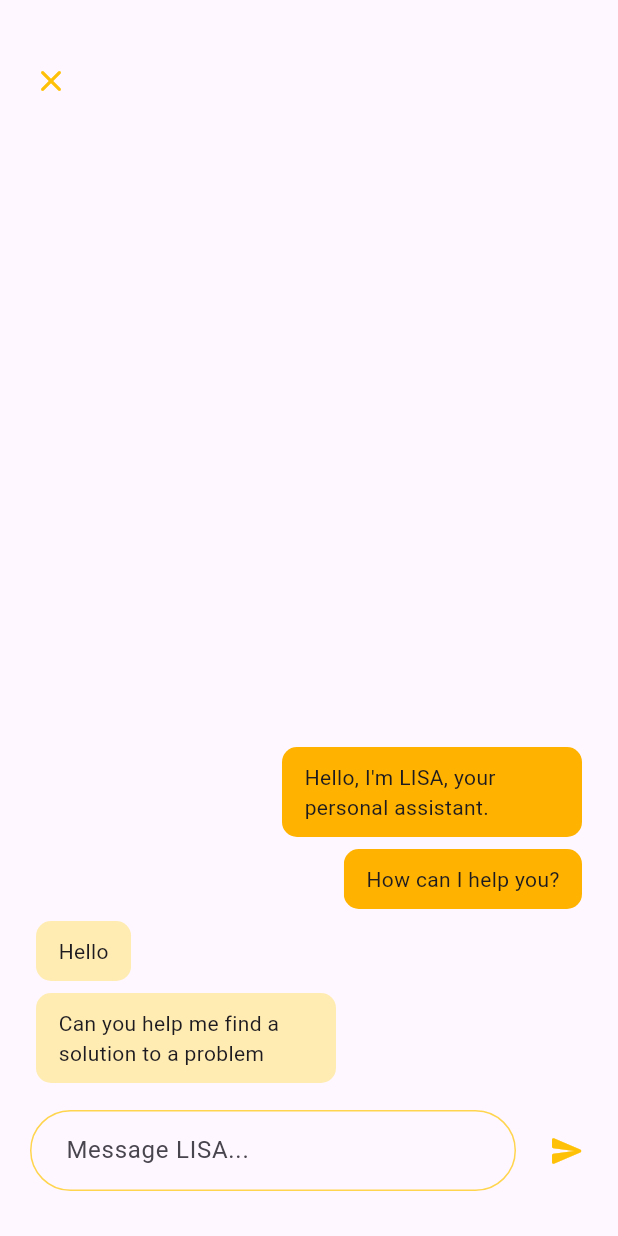
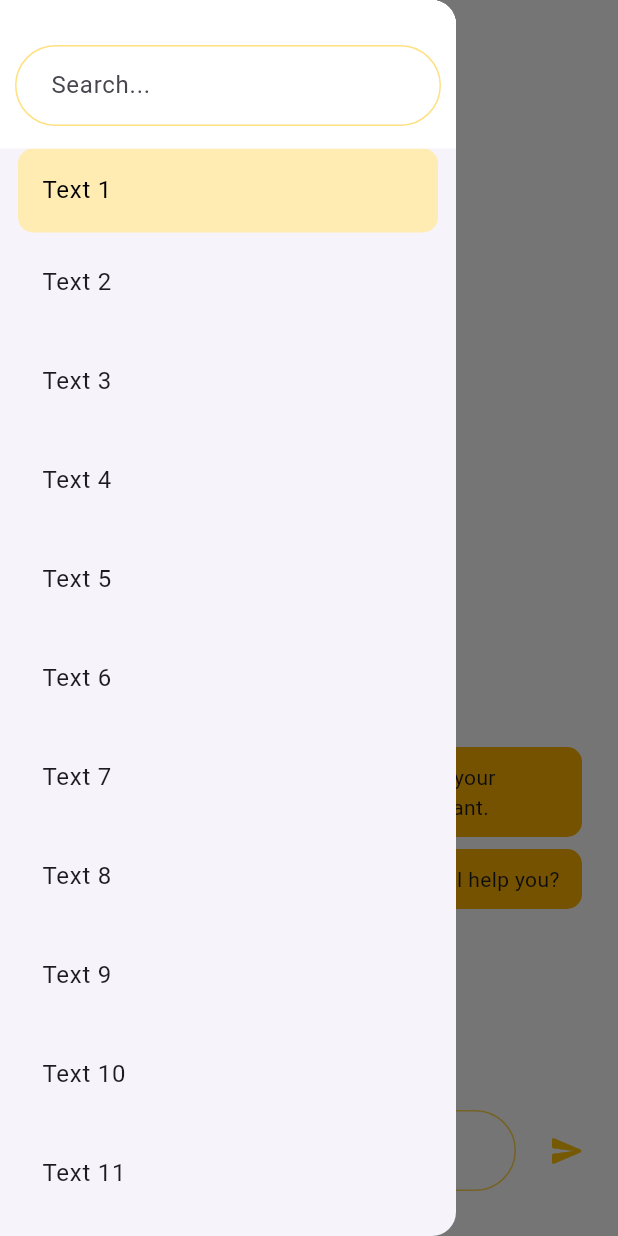
Before and after one commit to mhkhansahab/lisa-app, a Flutter app: the Chat screen opened by its route, with the side drawer open (before the commit the screen has no drawer), on a phone screen of 412 x 824 dp. Run offline on Flutter 3.47's test engine with Material 3 defaults, Android fonts, the light colour scheme and no system bars.

Commit message:
feat: created chat drawer with dummy items

```diff
--- a/lib/screens/chat.dart
+++ b/lib/screens/chat.dart
@@ -20,6 +20,16 @@ class ChatState extends State<Chat> {
   void dispose() {
     _controller.dispose();
     super.dispose();
+  }
+
+  int _selectedIndex = 0;
+  static const TextStyle optionStyle =
+      TextStyle(fontSize: 30, fontWeight: FontWeight.bold);
+
+  void _onItemTapped(int index) {
+    setState(() {
+      _selectedIndex = index;
+    });
   }
 
   List<Message> messages = [
@@ -48,7 +58,14 @@ class ChatState extends State<Chat> {
   @override
   Widget build(BuildContext context) {
     return Scaffold(
-      body: Padding(
+      backgroundColor: Colors.white,
+      drawer: customDrawer(),
+      body: chatBody(),
+    );
+  }
+
+  Widget chatBody() {
+    return Padding(
         padding: const EdgeInsets.symmetric(horizontal: 10, vertical: 30),
         child: Column(
           crossAxisAlignment: CrossAxisAlignment.start,
@@ -78,11 +95,10 @@ class ChatState extends State<Chat> {
                               : MainAxisAlignment.start,
                           children: [
                             ConstrainedBox(
-                                constraints:
-                                    const BoxConstraints(maxWidth: 200),
+                              constraints: const BoxConstraints(maxWidth: 200),
                               child: ClipRRect(
-                                  borderRadius: const BorderRadius.all(
-                                      Radius.circular(10)),
+                                borderRadius:
+                                    const BorderRadius.all(Radius.circular(10)),
                                 child: Container(
                                     padding: const EdgeInsets.symmetric(
                                         horizontal: 15, vertical: 10),
@@ -110,16 +126,14 @@ class ChatState extends State<Chat> {
                     decoration: const InputDecoration(
                         hintText: "Message LISA...",
                         focusedBorder: OutlineInputBorder(
-                              borderRadius:
-                                  BorderRadius.all(Radius.circular(50)),
+                            borderRadius: BorderRadius.all(Radius.circular(50)),
                             borderSide: BorderSide(
                                 color: Color(0xFFFF6F00),
                                 style: BorderStyle.solid)),
-                          contentPadding: EdgeInsets.symmetric(
-                              vertical: 15, horizontal: 20),
+                        contentPadding:
+                            EdgeInsets.symmetric(vertical: 15, horizontal: 20),
                         enabledBorder: OutlineInputBorder(
-                              borderRadius:
-                                  BorderRadius.all(Radius.circular(50)),
+                            borderRadius: BorderRadius.all(Radius.circular(50)),
                             borderSide: BorderSide(
                                 color: Color(0xFFFFD54F),
                                 style: BorderStyle.solid))),
@@ -136,9 +150,94 @@ class ChatState extends State<Chat> {
               ],
             )
           ],
+        ));
+  }
+
+  Widget customDrawer() {
+    return Drawer(
+      surfaceTintColor: Colors.white,
+      child: Padding(
+        padding: EdgeInsets.zero,
+        child: Column(
+          children: [
+            Container(
+              color: Colors.white,
+              child: const Padding(
+                  padding: EdgeInsets.fromLTRB(10, 30, 10, 15),
+                  child: TextField(
+                    maxLines: 1,
+                    // controller: _controller,
+                    decoration: InputDecoration(
+                        hintText: "Search...",
+                        focusedBorder: OutlineInputBorder(
+                            borderRadius: BorderRadius.all(Radius.circular(50)),
+                            borderSide: BorderSide(
+                                color: Color(0xFFFF6F00),
+                                style: BorderStyle.solid)),
+                        contentPadding:
+                            EdgeInsets.symmetric(vertical: 15, horizontal: 20),
+                        enabledBorder: OutlineInputBorder(
+                            borderRadius: BorderRadius.all(Radius.circular(50)),
+                            borderSide: BorderSide(
+                                color: Color(0xFFFFE082),
+                                style: BorderStyle.solid))),
+                    // onSubmitted: (value) => onSubmit(value, context),
                   )),
+            ),
+            Expanded(
+                child: ListView(
+              padding: EdgeInsets.zero,
+              children: <Widget>[
+                drawerTile(context, 0, _selectedIndex, "Text 1", _onItemTapped),
+                drawerTile(context, 1, _selectedIndex, "Text 2", _onItemTapped),
+                drawerTile(context, 2, _selectedIndex, "Text 3", _onItemTapped),
+                drawerTile(context, 3, _selectedIndex, "Text 4", _onItemTapped),
+                drawerTile(context, 4, _selectedIndex, "Text 5", _onItemTapped),
+                drawerTile(context, 5, _selectedIndex, "Text 6", _onItemTapped),
+                drawerTile(context, 6, _selectedIndex, "Text 7", _onItemTapped),
+                drawerTile(context, 7, _selectedIndex, "Text 8", _onItemTapped),
+                drawerTile(context, 8, _selectedIndex, "Text 9", _onItemTapped),
+                drawerTile(
+                    context, 9, _selectedIndex, "Text 10", _onItemTapped),
+                drawerTile(
+                    context, 10, _selectedIndex, "Text 11", _onItemTapped),
+                drawerTile(
+                    context, 11, _selectedIndex, "Text 12", _onItemTapped),
+                drawerTile(
+                    context, 12, _selectedIndex, "Text 13", _onItemTapped),
+                drawerTile(
+                    context, 13, _selectedIndex, "Text 14", _onItemTapped),
+              ],
+            ))
+          ],
+        ),
+      ),
     );
   }
+}
+
+Widget drawerTile(BuildContext context, int currentIndex, int selectedIndex,
+    String text, Function onItemTapped) {
+  return Container(
+    padding: const EdgeInsets.symmetric(horizontal: 12, vertical: 0),
+    margin: EdgeInsets.symmetric(vertical: currentIndex == 0 ? 0 : 5),
+    width: double.infinity,
+    child: ListTile(
+      title: Text(text),
+      selected: selectedIndex == currentIndex,
+      selectedColor: Colors.black,
+      selectedTileColor: Colors.amber[100],
+      shape: RoundedRectangleBorder(
+        borderRadius: BorderRadius.circular(10),
+      ),
+      onTap: () {
+        // Update the state of the app
+        onItemTapped(currentIndex);
+        // Then close the drawer
+        Navigator.pop(context);
+      },
+    ),
+  );
 }
 
 class Message {
--- a/lib/screens/home.dart
+++ b/lib/screens/home.dart
@@ -8,6 +8,7 @@ class Home extends StatelessWidget {
   @override
   Widget build(BuildContext context) {
     return Scaffold(
+      backgroundColor: Colors.white,
       body: Expanded(
           child: Padding(
               padding: const EdgeInsets.symmetric(horizontal: 20, vertical: 40),
```
Lines whose indentation alone changed are shown as unchanged.
